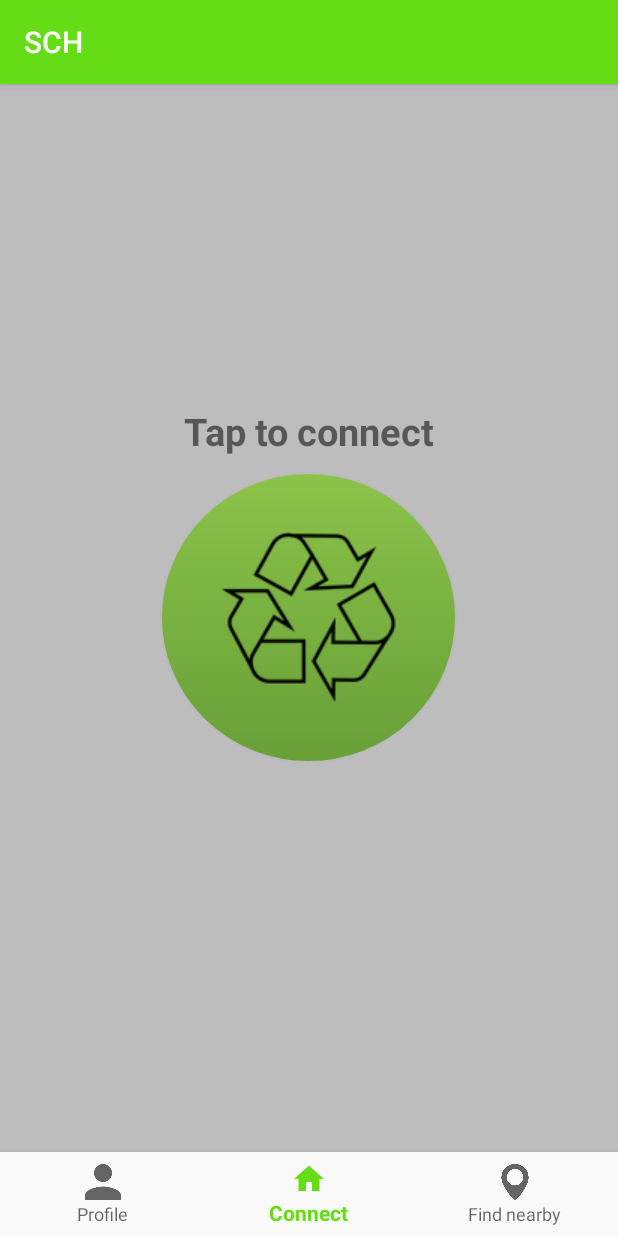
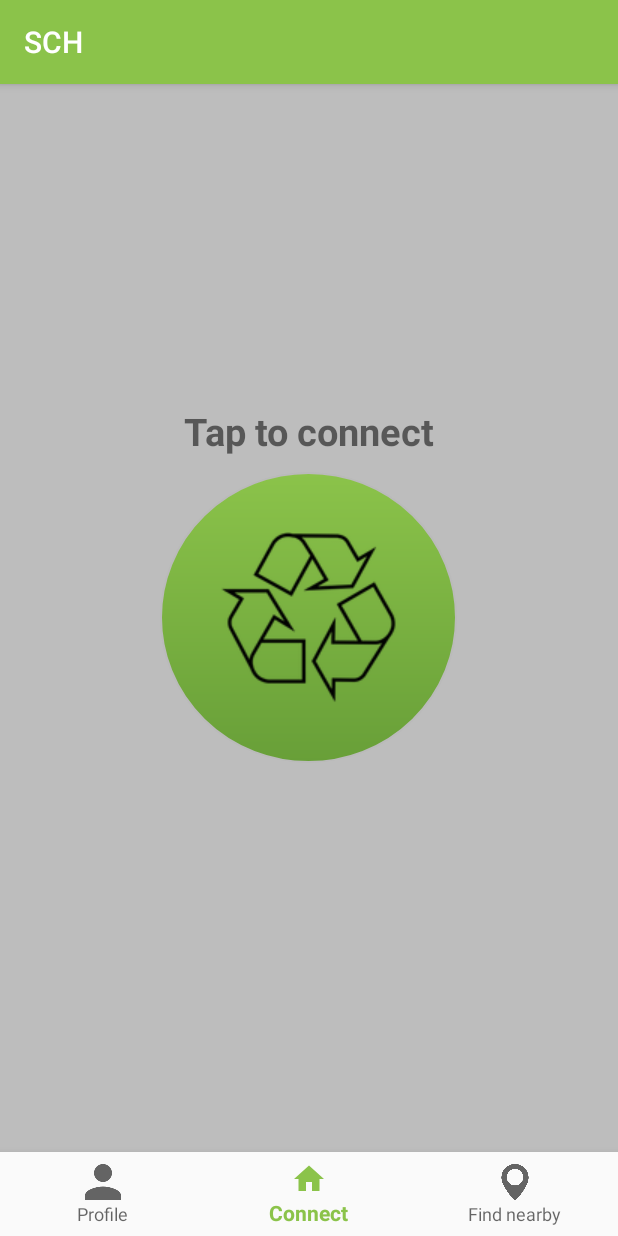
Before and after one commit to crowdhackathon-smartcity/city-plus-plus, an Android app: the screen it shows after launch (MainActivity), on a phone screen of 412 x 824 dp. Run offline under Robolectric (Android 15) with nearby library versions, the phone set to English and light mode, and no system bars; network calls fail; 8 statements that could not run were skipped.

Commit message:
Update colors.xml

```diff
--- a/SCH/app/src/main/res/values/colors.xml
+++ b/SCH/app/src/main/res/values/colors.xml
@@ -1,7 +1,7 @@
 <?xml version="1.0" encoding="utf-8"?>
 <resources>
-    <color name="colorPrimary">#64DD17</color>
-    <color name="colorPrimaryDark">#1faa00</color>
+    <color name="colorPrimary">#8BC34A</color>
+    <color name="colorPrimaryDark">#689F38</color>
     <item name="blue" type="color">#FF33B5E5</item>
     <item name="purple" type="color">#FFAA66CC</item>
     <item name="green" type="color">#FF99CC00</item>
```
